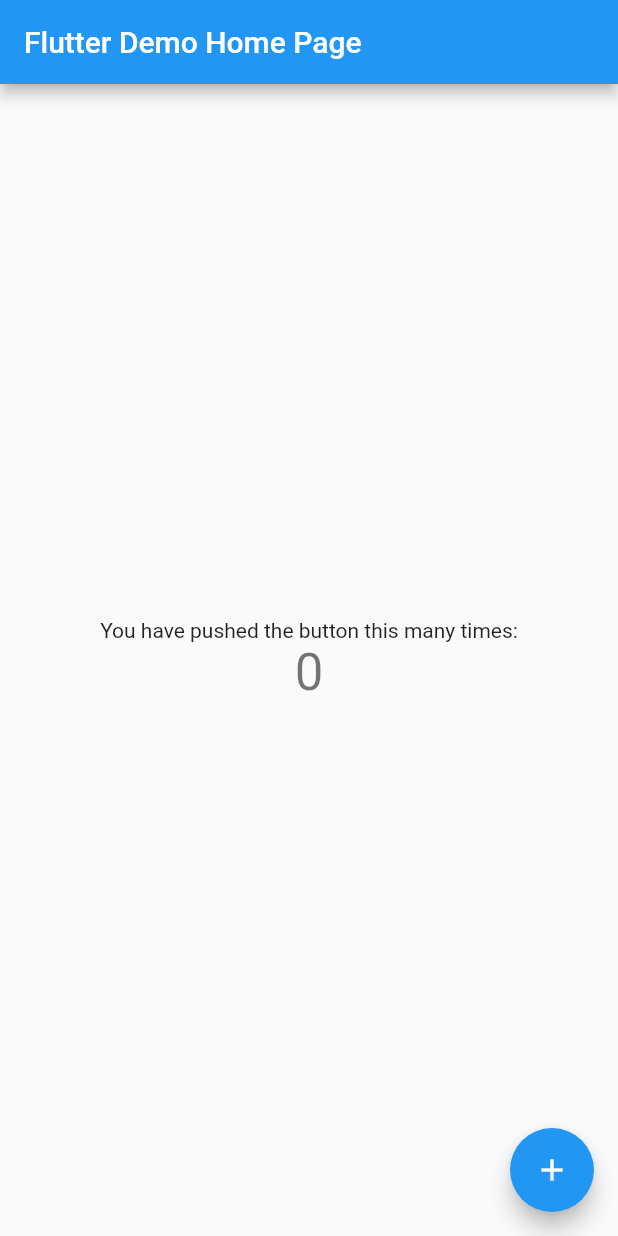
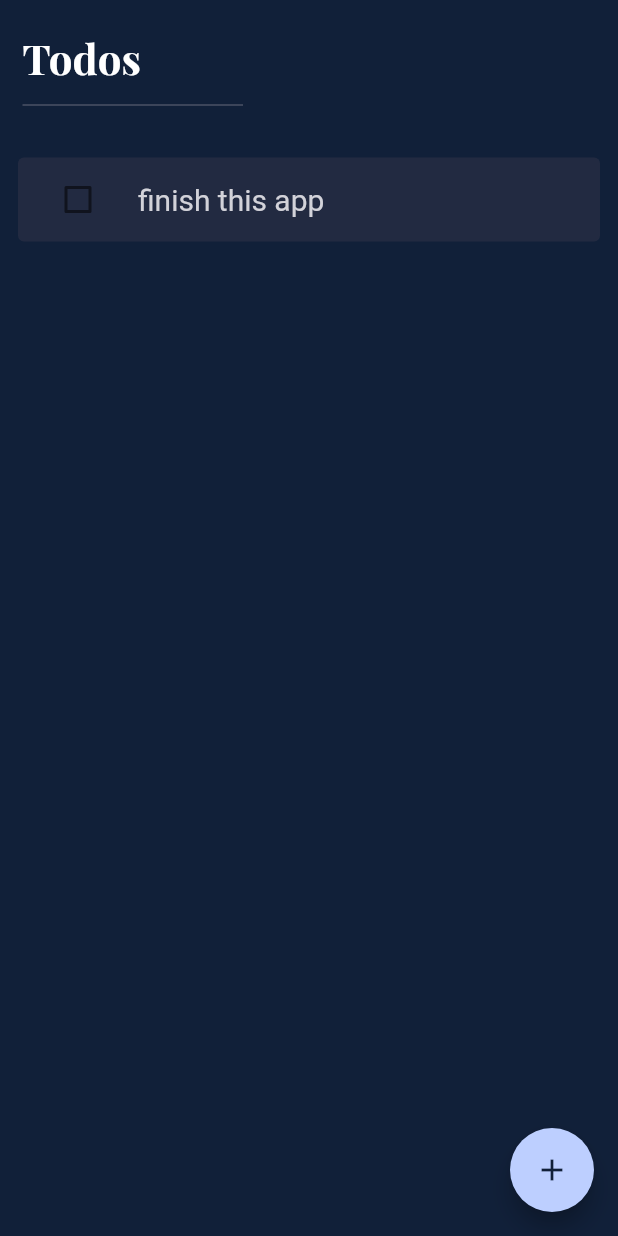
Before and after one commit to nayefradwi/simple_todo_list_app, a Flutter app: the screen it shows after launch, on a phone screen of 412 x 824 dp. Run offline on Flutter 3.47's test engine with Material 2 defaults, Android fonts, the phone set to English and light mode, and no system bars.

Commit message:
basic style is complete

```diff
--- a/lib/main.dart
+++ b/lib/main.dart
@@ -1,113 +1,25 @@
 import 'package:flutter/material.dart';
+import 'package:todo_list/presentation_layer/main_navigation.dart';
 
 void main() {
-  runApp(MyApp());
+  runApp(TodoApp());
 }
 
-class MyApp extends StatelessWidget {
-  // This widget is the root of your application.
+class TodoApp extends StatelessWidget {
+  static const Color BACKGROUND_COLOR = Color(0xFF112039);
+  static const Color PRIMARY = Color(0xFFBDCFFF);
+  static const Color PRIMARY_TEXT = Color(0xFFFFFFFF);
+  static const Color SECONDARY_TEXT = Color(0xFFD2D2D9);
+  static const Color TERTIARY_TEXT = Color(0xFFABAEB5);
+  static const Color ACCENT = Color(0xFF676A7B);
+  static const Color CARD = Color(0xFF222A41);
+
   @override
   Widget build(BuildContext context) {
     return MaterialApp(
+      debugShowCheckedModeBanner: false,
       title: 'Flutter Demo',
-      theme: ThemeData(
-        // This is the theme of your application.
-        //
-        // Try running your application with "flutter run". You'll see the
-        // application has a blue toolbar. Then, without quitting the app, try
-        // changing the primarySwatch below to Colors.green and then invoke
-        // "hot reload" (press "r" in the console where you ran "flutter run",
-        // or simply save your changes to "hot reload" in a Flutter IDE).
-        // Notice that the counter didn't reset back to zero; the application
-        // is not restarted.
-        primarySwatch: Colors.blue,
-      ),
-      home: MyHomePage(title: 'Flutter Demo Home Page'),
+      onGenerateRoute: AppRouter().onGenerate,
     );
   }
 }
-
-class MyHomePage extends StatefulWidget {
-  MyHomePage({Key key, this.title}) : super(key: key);
-
-  // This widget is the home page of your application. It is stateful, meaning
-  // that it has a State object (defined below) that contains fields that affect
-  // how it looks.
-
-  // This class is the configuration for the state. It holds the values (in this
-  // case the title) provided by the parent (in this case the App widget) and
-  // used by the build method of the State. Fields in a Widget subclass are
-  // always marked "final".
-
-  final String title;
-
-  @override
-  _MyHomePageState createState() => _MyHomePageState();
-}
-
-class _MyHomePageState extends State<MyHomePage> {
-  int _counter = 0;
-
-  void _incrementCounter() {
-    setState(() {
-      // This call to setState tells the Flutter framework that something has
-      // changed in this State, which causes it to rerun the build method below
-      // so that the display can reflect the updated values. If we changed
-      // _counter without calling setState(), then the build method would not be
-      // called again, and so nothing would appear to happen.
-      _counter++;
-    });
-  }
-
-  @override
-  Widget build(BuildContext context) {
-    // This method is rerun every time setState is called, for instance as done
-    // by the _incrementCounter method above.
-    //
-    // The Flutter framework has been optimized to make rerunning build methods
-    // fast, so that you can just rebuild anything that needs updating rather
-    // than having to individually change instances of widgets.
-    return Scaffold(
-      appBar: AppBar(
-        // Here we take the value from the MyHomePage object that was created by
-        // the App.build method, and use it to set our appbar title.
-        title: Text(widget.title),
-      ),
-      body: Center(
-        // Center is a layout widget. It takes a single child and positions it
-        // in the middle of the parent.
-        child: Column(
-          // Column is also a layout widget. It takes a list of children and
-          // arranges them vertically. By default, it sizes itself to fit its
-          // children horizontally, and tries to be as tall as its parent.
-          //
-          // Invoke "debug painting" (press "p" in the console, choose the
-          // "Toggle Debug Paint" action from the Flutter Inspector in Android
-          // Studio, or the "Toggle Debug Paint" command in Visual Studio Code)
-          // to see the wireframe for each widget.
-          //
-          // Column has various properties to control how it sizes itself and
-          // how it positions its children. Here we use mainAxisAlignment to
-          // center the children vertically; the main axis here is the vertical
-          // axis because Columns are vertical (the cross axis would be
-          // horizontal).
-          mainAxisAlignment: MainAxisAlignment.center,
-          children: <Widget>[
-            Text(
-              'You have pushed the button this many times:',
-            ),
-            Text(
-              '$_counter',
-              style: Theme.of(context).textTheme.headline4,
-            ),
-          ],
-        ),
-      ),
-      floatingActionButton: FloatingActionButton(
-        onPressed: _incrementCounter,
-        tooltip: 'Increment',
-        child: Icon(Icons.add),
-      ), // This trailing comma makes auto-formatting nicer for build methods.
-    );
-  }
-}
--- /dev/null
+++ b/lib/presentation_layer/main_navigation.dart
@@ -0,0 +1,16 @@
+import 'package:flutter/cupertino.dart';
+import 'package:flutter/material.dart';
+import 'package:todo_list/presentation_layer/main_screen.dart';
+
+class AppRouter {
+  static const String MAIN_SCREEN = '/';
+
+  Route onGenerate(RouteSettings settings) {
+    switch (settings.name) {
+      case MAIN_SCREEN:
+        return MaterialPageRoute(builder: (_context) => MainScreen());
+      default:
+        return null;
+    }
+  }
+}
--- /dev/null
+++ b/lib/presentation_layer/main_screen.dart
@@ -0,0 +1,113 @@
+import 'package:flutter/material.dart';
+import 'package:todo_list/main.dart';
+
+class MainScreen extends StatefulWidget {
+  @override
+  _MainScreenState createState() => _MainScreenState();
+}
+
+class _MainScreenState extends State<MainScreen> {
+  bool isDone = false;
+
+  @override
+  Widget build(BuildContext context) {
+    return Scaffold(
+        backgroundColor: TodoApp.BACKGROUND_COLOR,
+        floatingActionButton: FloatingActionButton(
+          onPressed: () {},
+          backgroundColor: TodoApp.PRIMARY,
+          child: Icon(
+            Icons.add,
+            color: TodoApp.BACKGROUND_COLOR,
+          ),
+        ),
+        body: SafeArea(
+          child: CustomScrollView(
+            slivers: [
+              SliverPadding(
+                padding: EdgeInsets.fromLTRB(15, 20, 0, 10),
+                sliver: SliverToBoxAdapter(
+                    child: Column(
+                  crossAxisAlignment: CrossAxisAlignment.start,
+                  children: [
+                    Text(
+                      "Todos",
+                      style: TextStyle(
+                        color: TodoApp.PRIMARY_TEXT,
+                        fontSize: 28,
+                        fontFamily: "PlayFair",
+                        fontWeight: FontWeight.bold,
+                      ),
+                    ),
+                    Padding(
+                      padding: const EdgeInsets.fromLTRB(0, 5, 250, 5),
+                      child: Divider(
+                        color: TodoApp.ACCENT,
+                      ),
+                    ),
+                  ],
+                )),
+              ),
+              SliverList(
+                  delegate: SliverChildListDelegate(<Widget>[
+                _getMainTodoItem(),
+              ]))
+            ],
+          ),
+        ));
+  }
+
+  // Widget _getMainTodoItem() {
+  //   String title = "finish this app";
+  //   String description = "you want to add this to your resume";
+  //   String tag = "Work";
+  //   return Padding(
+  //     padding: const EdgeInsets.all(8.0),
+  //     child: Card(
+  //         elevation: 0,
+  //         color: TodoApp.CARD,
+  //         child: Row(
+  //           children: [
+  //             Checkbox(
+  //               value: isDone,
+  //               onChanged: (value) {
+  //                 setState(() {
+  //                   isDone = value;
+  //                 });
+  //               },
+  //             )
+  //           ],
+  //         )),
+  //   );
+  // }
+
+  Widget _getMainTodoItem() {
+    String title = "finish this app";
+    String description = "you want to add this to your resume";
+    String tag = "Work";
+    return Padding(
+      padding: const EdgeInsets.all(8.0),
+      child: Card(
+          elevation: 0,
+          color: TodoApp.CARD,
+          child: ListTile(
+            leading: Checkbox(
+              value: isDone,
+              onChanged: (value) => setState(() => isDone = value),
+              checkColor: TodoApp.PRIMARY_TEXT,
+              activeColor: TodoApp.ACCENT,
+            ),
+            isThreeLine: description.isEmpty,
+            title: Text(
+              title,
+              style: TextStyle(
+                decoration:
+                    isDone ? TextDecoration.lineThrough : TextDecoration.none,
+                color: TodoApp.SECONDARY_TEXT,
+                fontSize: 20,
+              ),
+            ),
+          )),
+    );
+  }
+}
```
Also changed, not shown: pubspec.yaml (+13 -11 lines), fonts/PlayfairDisplay-Bold.ttf (added), fonts/PlayfairDisplay-Italic.ttf (added), fonts/PlayfairDisplay-Regular.ttf (added), fonts/Raleway-Bold.ttf (added), fonts/Raleway-Regular.ttf (added).
